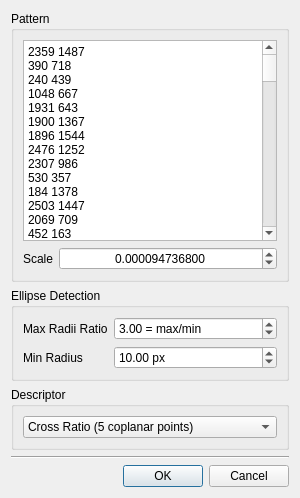
The window that app/ui/RandomFeatureFinder.ui (xalpha/iris) describes before a commit, drawn with Qt 5.
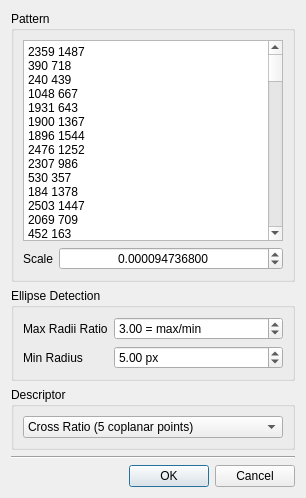
The same window after the commit.

What changed in the file:
```diff
--- a/app/ui/RandomFeatureFinder.ui
+++ b/app/ui/RandomFeatureFinder.ui
@@ -6,7 +6,7 @@
    <rect>
     <x>0</x>
     <y>0</y>
-    <width>300</width>
+    <width>306</width>
     <height>498</height>
    </rect>
   </property>
@@ -256,7 +256,7 @@
          <double>9999.989999999999782</double>
         </property>
         <property name="value">
-         <double>10.000000000000000</double>
+         <double>5.000000000000000</double>
         </property>
        </widget>
       </item>
```
